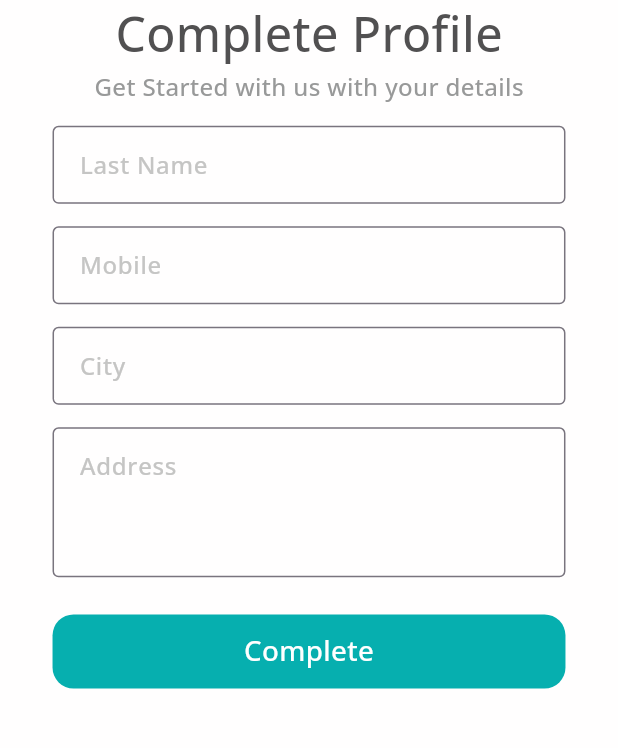
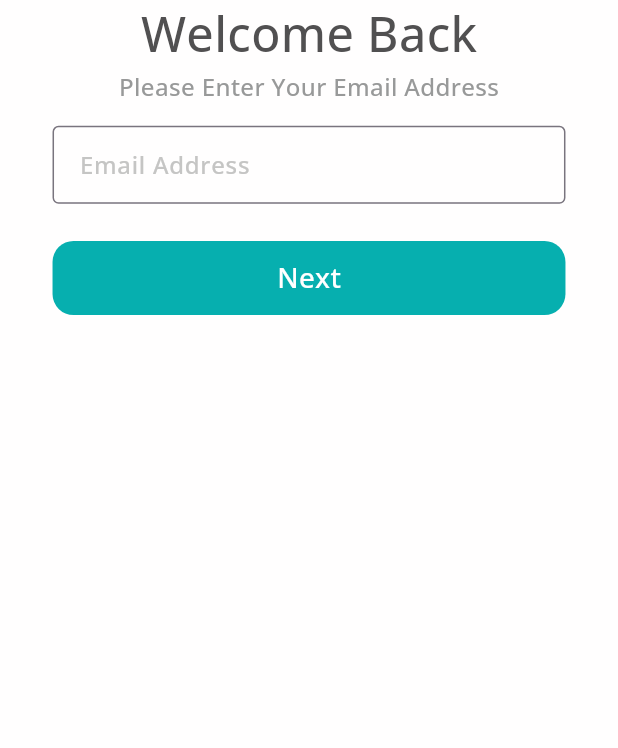
Before and after one commit to Sadman-123/CraftyBay, a Flutter app: the screen it shows after launch, on a phone screen of 412 x 824 dp, the part 291-1039 px from its top. Run offline on Flutter 3.47's test engine with Material 3 defaults, Android fonts, the phone set to English and light mode, and no system bars; our stand-ins replace flutter_svg.

Commit message:
login page almost done

```diff
--- a/lib/app/app.dart
+++ b/lib/app/app.dart
@@ -1,3 +1,4 @@
+import 'package:craftybay/auth_screens/login_screen.dart';
 import 'package:craftybay/auth_screens/register_screen.dart';
 import 'package:craftybay/auth_screens/splash_screen.dart';
 import 'package:craftybay/stylesheet/style.dart';
@@ -10,10 +11,11 @@ class CraftyBay extends StatelessWidget
       debugShowCheckedModeBanner: false,
       theme: LightTheme(),
       themeMode: ThemeMode.light,
-      initialRoute: '/register',
+      initialRoute: '/login',
       routes: {
         '/splash':(context)=>SplashScreen(),
-        '/register':(context)=>RegisterScreen()
+        '/register':(context)=>RegisterScreen(),
+        '/login':(context)=>LoginScreen()
       },
     );
   }
--- /dev/null
+++ b/lib/auth_screens/login_screen.dart
@@ -0,0 +1,51 @@
+import 'package:flutter/material.dart';
+import 'package:flutter_svg/svg.dart';
+import '../stylesheet/style.dart';
+class LoginScreen extends StatelessWidget{
+  @override
+  Widget build(BuildContext context) {
+    var mdw=MediaQuery.sizeOf(context).width;
+    var mdh=MediaQuery.sizeOf(context).height;
+    return Scaffold(
+      appBar: AppBar(),
+      body: SingleChildScrollView(
+        child: Center(
+          child: Container(
+            margin: EdgeInsets.all(10),
+            child: Column(
+              children: [
+                Container(
+                  child: SvgPicture.asset('assets/pics/logo.svg',width: mdw*0.295,),
+                ),
+                Container(child: Text("Welcome Back",style: Complete_Profile_Txt(mdw),),),
+                Container(child: Text("Please Enter Your Email Address",style: SubTxt1(mdw),),),
+                Container(
+                  width: mdw*0.83,
+                  margin: EdgeInsets.only(
+                      top: 15
+                  ),
+                  child: TextField(
+                    decoration: InputDecoration(
+                        hintText: "Email Address"
+                    ),
+                    cursorColor: Cursor_color,
+                  ),
+                ),
+                SizedBox(height: mdh*0.03,),
+                Container(
+                  decoration: BoxDecoration(
+                      color: Registration_Button_Color,
+                      borderRadius: BorderRadius.circular(14)
+                  ),
+                  child: Center(child: Text("Next",style: Registration_Button_Txt(mdw),)),
+                  width: mdw*0.83,
+                  height: mdh*0.06,
+                )
+              ],
+            ),
+          ),
+        ),
+      ),
+    );
+  }
+}
```
